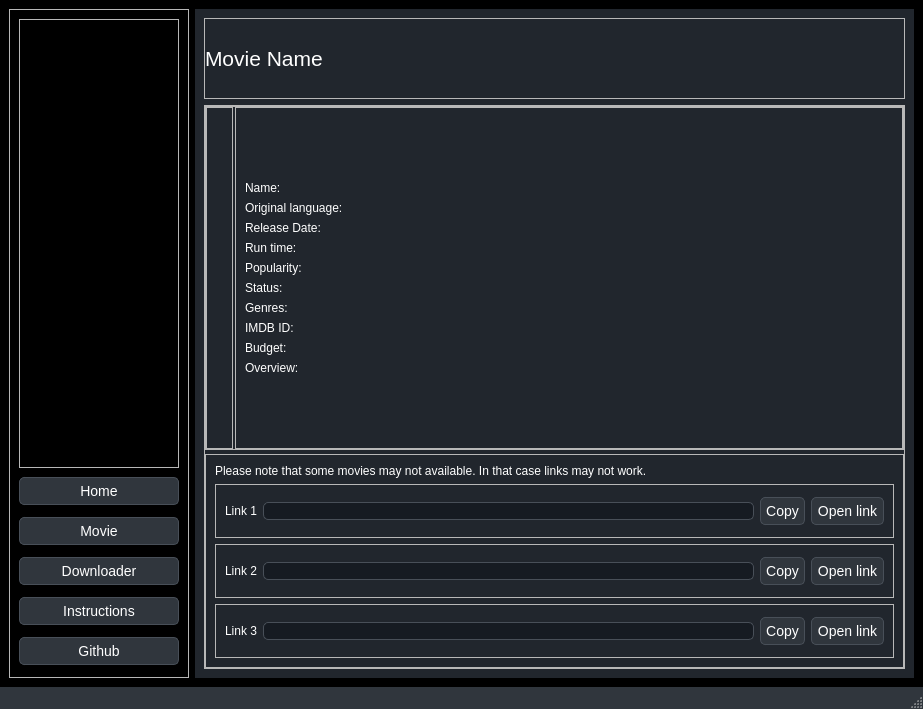
Above: ux.ui from upekshaip/movie-downloader before the change. Below: the same form after it.
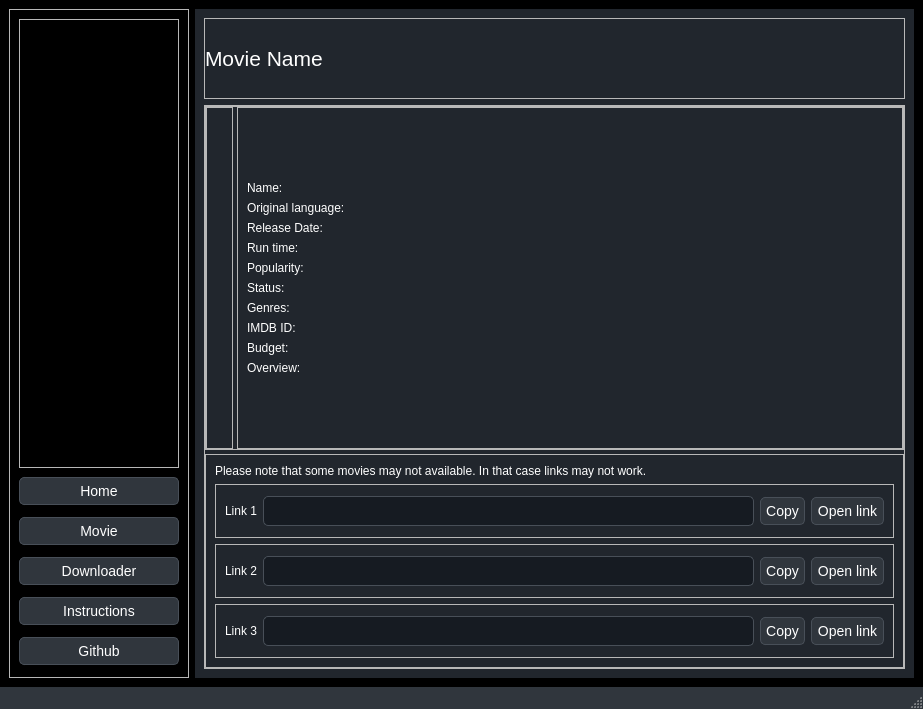
That is the form after the change. The open tabs and pages were chosen to show the change.

Commit message: dark mod ok

The edit to the form file:
```diff
--- a/ux.ui
+++ b/ux.ui
@@ -51,7 +51,7 @@
 
 QLineEdit {
 background-color: #161b22;
-color: #8b949e;
+color: #c9d1d9;
 border-radius: 5px;
 border: 1px solid #484f58;
 }
@@ -443,7 +443,7 @@
              </property>
              <layout class="QHBoxLayout" name="horizontalLayout_6" stretch="0,1">
               <property name="spacing">
-               <number>2</number>
+               <number>4</number>
               </property>
               <property name="leftMargin">
                <number>0</number>
@@ -688,7 +688,14 @@
                   </widget>
                  </item>
                  <item>
-                  <widget class="QLineEdit" name="link1"/>
+                  <widget class="QLineEdit" name="link1">
+                   <property name="minimumSize">
+                    <size>
+                     <width>0</width>
+                     <height>30</height>
+                    </size>
+                   </property>
+                  </widget>
                  </item>
                  <item>
                   <widget class="QPushButton" name="link1_copy">
@@ -724,7 +731,14 @@
                   </widget>
                  </item>
                  <item>
-                  <widget class="QLineEdit" name="link2"/>
+                  <widget class="QLineEdit" name="link2">
+                   <property name="minimumSize">
+                    <size>
+                     <width>0</width>
+                     <height>30</height>
+                    </size>
+                   </property>
+                  </widget>
                  </item>
                  <item>
                   <widget class="QPushButton" name="link2_copy">
@@ -760,7 +774,14 @@
                   </widget>
                  </item>
                  <item>
-                  <widget class="QLineEdit" name="link3"/>
+                  <widget class="QLineEdit" name="link3">
+                   <property name="minimumSize">
+                    <size>
+                     <width>0</width>
+                     <height>30</height>
+                    </size>
+                   </property>
+                  </widget>
                  </item>
                  <item>
                   <widget class="QPushButton" name="link3_copy">
```
Left out of the diff: 41 changed lines with no effect on the pictures. The commit also changes 1 other file.
